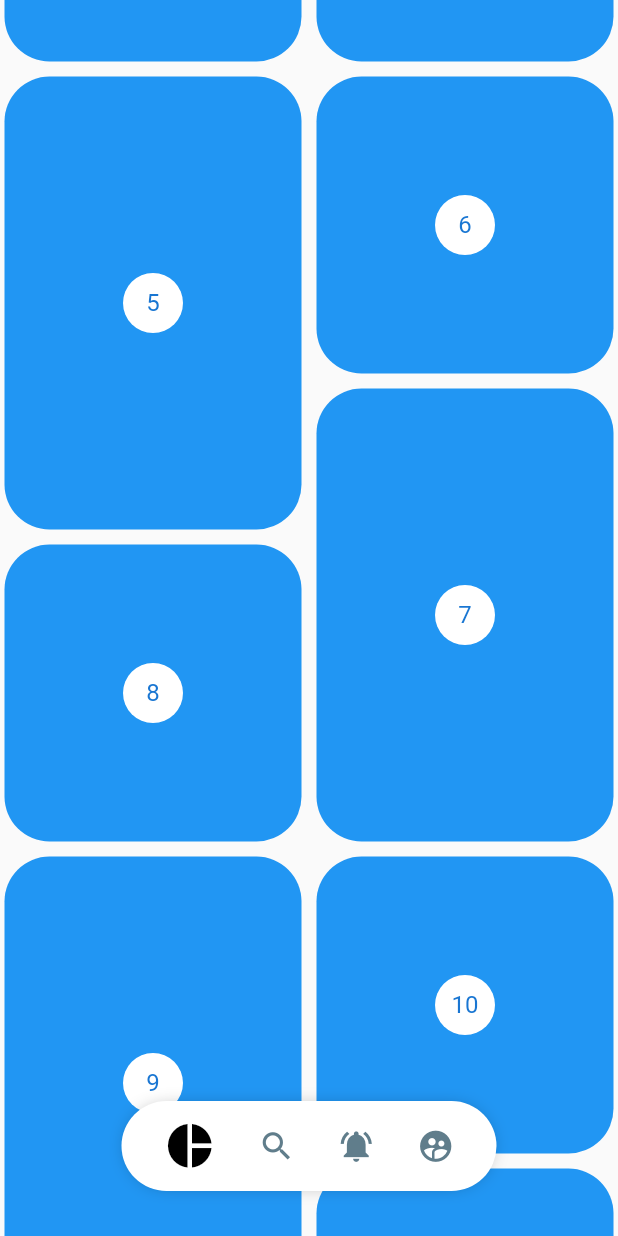
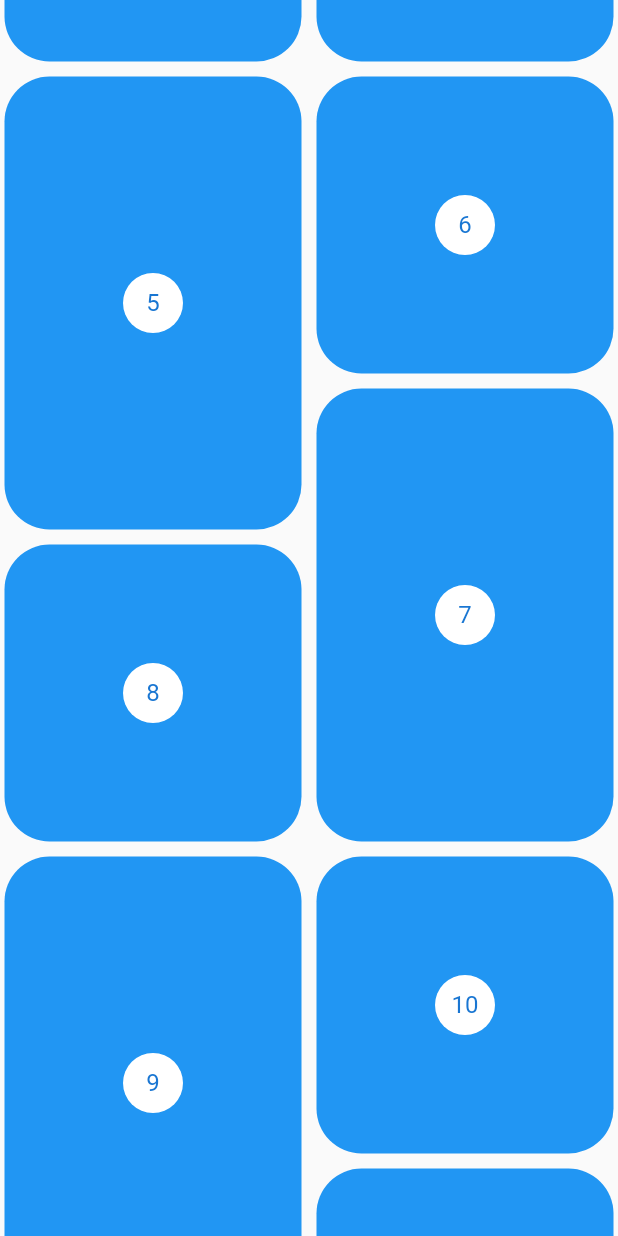
Before and after one commit to MatiasSalomon01/Flutter-Intermediate-Designs, a Flutter app: the screen it shows after launch, scrolled down 576 dp, on a phone screen of 412 x 824 dp. Run offline on Flutter 3.47's test engine with Material 2 defaults, Android fonts, the phone set to English and light mode, and no system bars; our stand-ins replace flutter_svg.

Commit message:
Cambiar la opacidad del menú

```diff
--- a/lib/src/pages/pinterest_page.dart
+++ b/lib/src/pages/pinterest_page.dart
@@ -1,16 +1,20 @@
 import 'package:designs/src/widgets/pinterest_menu.dart';
 import 'package:flutter/material.dart';
 import 'package:flutter_staggered_grid_view/flutter_staggered_grid_view.dart';
+import 'package:provider/provider.dart';
 
 class PinterestPage extends StatelessWidget {
   const PinterestPage({super.key});
 
   @override
   Widget build(BuildContext context) {
-    return Scaffold(
-      // body: PinterestMenu(),
-      // body: PinterestGrid(),
-      body: Stack(children: [PinterestGrid(), _PinterestMenuLocation()]),
+    return ChangeNotifierProvider(
+      create: (context) => _MenuModel(),
+      child: Scaffold(
+        // body: PinterestMenu(),
+        // body: PinterestGrid(),
+        body: Stack(children: [PinterestGrid(), _PinterestMenuLocation()]),
+      ),
     );
   }
 }
@@ -19,12 +23,13 @@ class _PinterestMenuLocation extends StatelessWidget {
   @override
   Widget build(BuildContext context) {
     final widthPantalla = MediaQuery.of(context).size.width;
+    final mostrar = Provider.of<_MenuModel>(context).mostrar;
     return Positioned(
         bottom: 30,
         child: Container(
           width: widthPantalla,
           child: Align(
-            child: PinterestMenu(),
+            child: PinterestMenu(mostrar: mostrar),
           ),
         ));
   }
@@ -45,8 +50,10 @@ class _PinterestGridState extends State<PinterestGrid> {
     controller.addListener(() {
       // print('ScollListener: ${controller.offset}');
       if (controller.offset > scrollAnterior) {
+        Provider.of<_MenuModel>(context, listen: false).mostrar = false;
         print('Ocultar Menu');
       } else {
+        Provider.of<_MenuModel>(context, listen: false).mostrar = true;
         print('Mostrar Menu');
       }
       scrollAnterior = controller.offset;
@@ -96,3 +103,14 @@ class _PinterestItem extends StatelessWidget {
     );
   }
 }
+
+class _MenuModel extends ChangeNotifier {
+  bool _mostrar = true;
+
+  bool get mostrar => _mostrar;
+
+  set mostrar(bool value) {
+    _mostrar = value;
+    notifyListeners();
+  }
+}
--- a/lib/src/widgets/pinterest_menu.dart
+++ b/lib/src/widgets/pinterest_menu.dart
@@ -9,6 +9,9 @@ class PinterestButton {
 }
 
 class PinterestMenu extends StatelessWidget {
+  final bool mostrar;
+  PinterestMenu({this.mostrar = true});
+
   final List<PinterestButton> items = [
     PinterestButton(
         onPressed: () => print('Icon pie_chart'), icon: Icons.pie_chart),
@@ -25,8 +28,10 @@ class PinterestMenu extends StatelessWidget {
   Widget build(BuildContext context) {
     return ChangeNotifierProvider(
       create: (context) => _MenuModel(),
-      child: _PinterestMenuBackground(
-        child: _MenuItems(items),
+      child: AnimatedOpacity(
+        duration: Duration(milliseconds: 250),
+        opacity: mostrar ? 1 : 0,
+        child: _PinterestMenuBackground(child: _MenuItems(items)),
       ),
     );
   }
```
